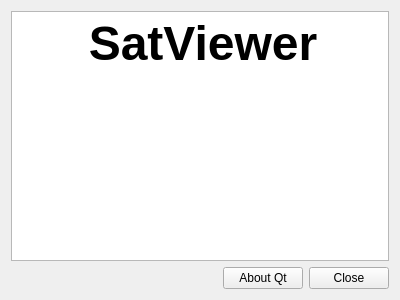
Before: the Qt Designer form ui/about.ui in ivantaran/satviewer, drawn with Qt 5.
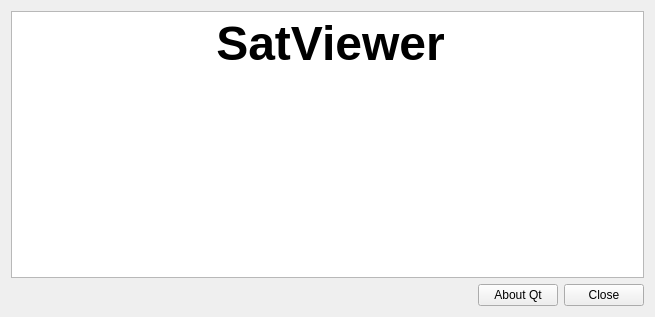
After: the same form once the commit is applied. Icons and pictures are not drawn.

What changed in the file:
```diff
--- a/ui/about.ui
+++ b/ui/about.ui
@@ -6,8 +6,8 @@
    <rect>
     <x>0</x>
     <y>0</y>
-    <width>400</width>
-    <height>300</height>
+    <width>655</width>
+    <height>317</height>
    </rect>
   </property>
   <property name="windowTitle">
@@ -23,9 +23,9 @@
       <string>&lt;!DOCTYPE HTML PUBLIC &quot;-//W3C//DTD HTML 4.0//EN&quot; &quot;http://www.w3.org/TR/REC-html40/strict.dtd&quot;&gt;
 &lt;html&gt;&lt;head&gt;&lt;meta name=&quot;qrichtext&quot; content=&quot;1&quot; /&gt;&lt;style type=&quot;text/css&quot;&gt;
 p, li { white-space: pre-wrap; }
-&lt;/style&gt;&lt;/head&gt;&lt;body style=&quot; font-family:'MS Shell Dlg 2'; font-size:8.25pt; font-weight:400; font-style:normal;&quot;&gt;
-&lt;p align=&quot;center&quot; style=&quot; margin-top:0px; margin-bottom:0px; margin-left:0px; margin-right:0px; -qt-block-indent:0; text-indent:0px;&quot;&gt;&lt;img src=&quot;:/options/satviewer.png&quot; /&gt;&lt;span style=&quot; font-size:8pt;&quot;&gt;  &lt;/span&gt;&lt;span style=&quot; font-size:36pt; font-weight:600;&quot;&gt;SatViewer&lt;/span&gt;&lt;/p&gt;
-&lt;p style=&quot;-qt-paragraph-type:empty; margin-top:0px; margin-bottom:0px; margin-left:0px; margin-right:0px; -qt-block-indent:0; text-indent:0px; font-size:36pt; font-weight:600;&quot;&gt;&lt;/p&gt;&lt;/body&gt;&lt;/html&gt;</string>
+&lt;/style&gt;&lt;/head&gt;&lt;body style=&quot; font-family:'Ubuntu'; font-size:11pt; font-weight:400; font-style:normal;&quot;&gt;
+&lt;p align=&quot;center&quot; style=&quot; margin-top:0px; margin-bottom:0px; margin-left:0px; margin-right:0px; -qt-block-indent:0; text-indent:0px;&quot;&gt;&lt;img src=&quot;:/options/satviewer.png&quot; /&gt;&lt;span style=&quot; font-family:'MS Shell Dlg 2'; font-size:8pt;&quot;&gt;  &lt;/span&gt;&lt;span style=&quot; font-family:'MS Shell Dlg 2'; font-size:36pt; font-weight:600;&quot;&gt;SatViewer&lt;/span&gt;&lt;/p&gt;
+&lt;p style=&quot;-qt-paragraph-type:empty; margin-top:0px; margin-bottom:0px; margin-left:0px; margin-right:0px; -qt-block-indent:0; text-indent:0px; font-family:'MS Shell Dlg 2'; font-size:36pt; font-weight:600;&quot;&gt;&lt;br /&gt;&lt;/p&gt;&lt;/body&gt;&lt;/html&gt;</string>
      </property>
     </widget>
    </item>
```
Left out of the diff: 11 changed lines with no effect on the pictures.
